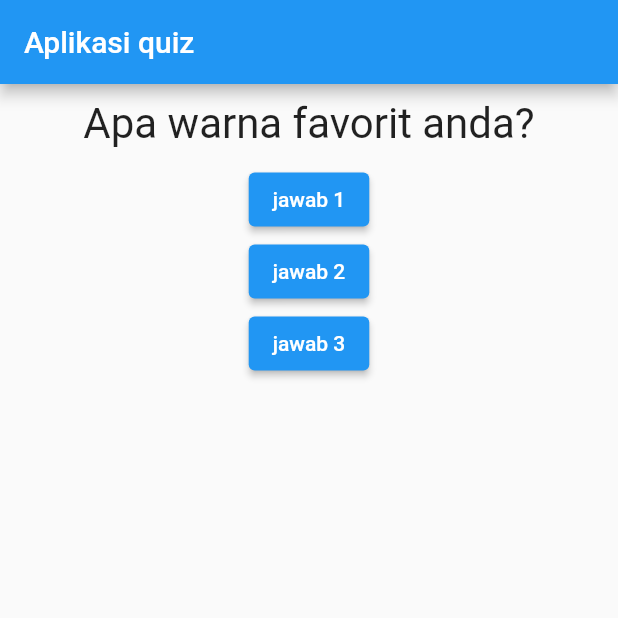
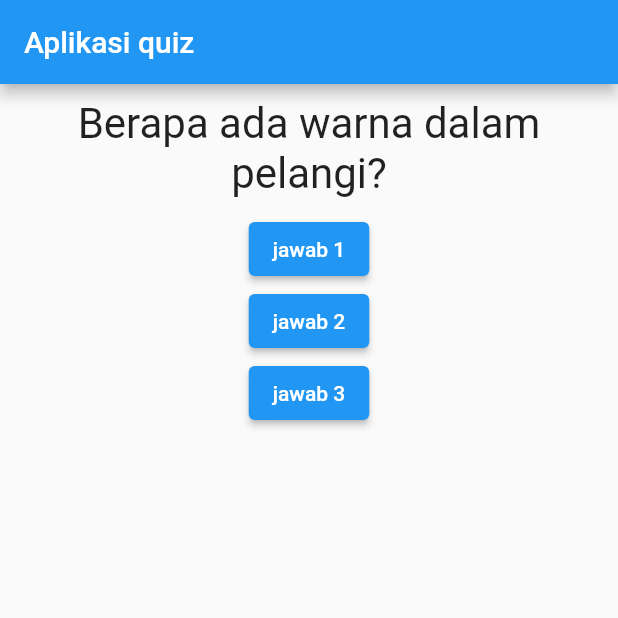
Before and after one commit to Kadekk01/UTS_MobileApp, a Flutter app: the screen it shows after launch, on a phone screen of 412 x 824 dp, the top half of it. Run offline on Flutter 3.47's test engine with Material 2 defaults, Android fonts, the phone set to English and light mode, and no system bars.

Commit message:
Mengganti pertanyaan

```diff
--- a/lib/main.dart
+++ b/lib/main.dart
@@ -28,8 +28,8 @@ class _MyAppState extends State<MyApp> {
   @override
   Widget build(BuildContext context) {
     var questions = [
-      'Apa warna favorit anda?',
-      'apa peliharaan favorit anda?',
+      'Berapa ada warna dalam pelangi?',
+      'Apa kartun kesukaan anda?',
     ];
     return MaterialApp(
       home: Scaffold(
```
